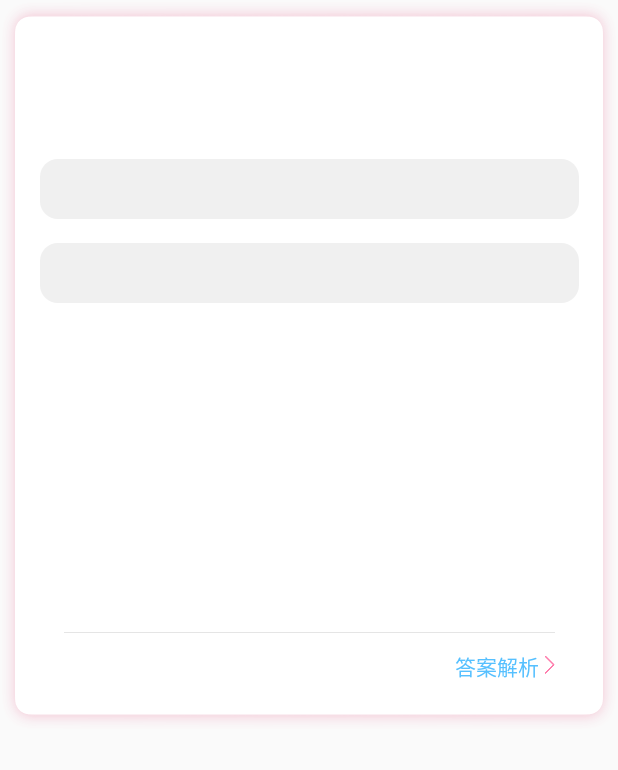
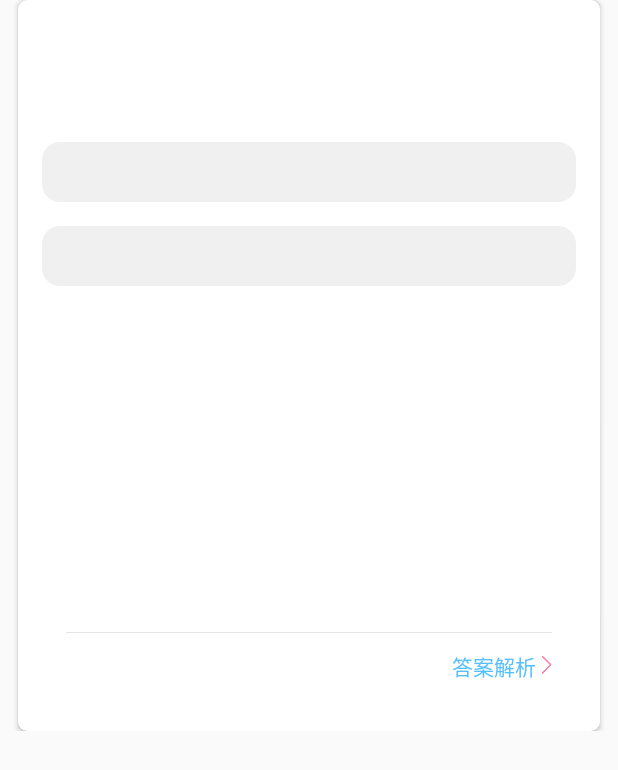
Before and after one commit to Holsen-Bakey/httpTest, an Android app: the fragment CardFragment shown on its own in the app's theme, on a phone screen of 412 x 824 dp. Shown: the top 770 px of the screen. Run offline under Robolectric (Android 15) with nearby library versions, the phone set to English and light mode, and no system bars; 2 statements that could not run were skipped.

Commit message:
fix issue

```diff
--- a/app/build.gradle
+++ b/app/build.gradle
@@ -48,6 +48,7 @@ android {
 dependencies {
     compile fileTree(include: ['*.jar'], exclude: ['org.simalliance.openmobileapi.jar'], dir: 'libs')
     compile 'com.android.support:support-v4:23.1.1'
+    compile 'com.android.support:cardview-v7:21.0.+'
     compile 'com.squareup.okhttp3:okhttp:3.3.1'
     compile 'com.squareup.okhttp3:okhttp-ws:3.3.1'
     compile 'com.alibaba:fastjson:1.1.55.android'
--- a/app/src/main/java/com/pic/optimize/http/api/ApiUtil.java
+++ b/app/src/main/java/com/pic/optimize/http/api/ApiUtil.java
@@ -124,7 +124,7 @@ public abstract class ApiUtil {
     }
 
     public boolean isSuccess() {
-        return ("0".equals(mStatus)) || ("200".equals(mStatus));
+        return ("0".equals(mStatus)) || ("200".equals(mStatus) || ("success".equals(mStatus)));
     }
 
 
--- a/app/src/main/res/color/ca_card_text_color.xml
+++ b/app/src/main/res/color/ca_card_text_color.xml
@@ -1,5 +1,5 @@
 <?xml version="1.0" encoding="utf-8"?>
 <selector xmlns:android="http://schemas.android.com/apk/res/android">
-    <item android:state_selected="true" android:color="@color/pregnancy_color_49C9C9"/>
+    <item android:state_selected="true" android:color="@color/white"/>
     <item android:color="#999999"/>
 </selector>
--- a/app/src/main/res/layout/test_item_layout.xml
+++ b/app/src/main/res/layout/test_item_layout.xml
@@ -1,16 +1,33 @@
 <?xml version="1.0" encoding="utf-8"?>
 <LinearLayout xmlns:android="http://schemas.android.com/apk/res/android"
+              xmlns:app="http://schemas.android.com/apk/res-auto"
               android:id="@+id/item_layout"
               android:layout_width="match_parent"
               android:layout_height="wrap_content"
               android:orientation="vertical"
     >
 
+    <android.support.v7.widget.CardView
+        android:id="@+id/cardview"
+        android:layout_width="match_parent"
+        android:layout_height="wrap_content"
+        android:layout_marginLeft="12dp"
+        android:layout_marginRight="12dp"
+        app:cardBackgroundColor="#FFFFFF"
+        app:cardCornerRadius="6dp"
+        app:cardElevation="2dp"
+        >
+
+        <LinearLayout
+            android:layout_width="match_parent"
+            android:layout_height="wrap_content"
+            android:orientation="vertical">
+
             <RelativeLayout
                 android:id="@+id/card_top_layout"
                 android:layout_width="match_parent"
                 android:layout_height="421dp"
-        android:background="@drawable/ca_top_background">
+                >
 
                 <RelativeLayout
                     android:id="@+id/item_data_layout"
@@ -37,10 +54,10 @@
                         android:id="@+id/first_btn_layout"
                         android:layout_width="match_parent"
                         android:layout_height="40dp"
+                        android:layout_below="@+id/card_text"
                         android:layout_marginLeft="16dp"
                         android:layout_marginTop="30dp"
                         android:layout_marginRight="16dp"
-                android:layout_below="@+id/card_text"
                         >
 
                         <TextView
@@ -57,8 +74,8 @@
                             android:layout_width="wrap_content"
                             android:layout_height="wrap_content"
                             android:layout_alignParentLeft="true"
+                            android:layout_centerVertical="true"
                             android:layout_marginLeft="11dp"
-                    android:layout_centerVertical="true"
                             android:visibility="gone"
                             />
 
@@ -88,8 +105,8 @@
                             android:layout_width="wrap_content"
                             android:layout_height="wrap_content"
                             android:layout_alignParentLeft="true"
+                            android:layout_centerVertical="true"
                             android:layout_marginLeft="11dp"
-                    android:layout_centerVertical="true"
                             android:visibility="gone"
                             />
 
@@ -107,13 +124,12 @@
                         android:visibility="gone">
 
 
-
                         <TextView
                             android:layout_width="wrap_content"
                             android:layout_height="wrap_content"
+                            android:text="提示"
                             android:textColor="@color/black"
-                    android:textSize="16sp"
-                    android:text="提示"/>
+                            android:textSize="16sp"/>
 
                         <TextView
                             android:id="@+id/tip_text"
@@ -128,14 +144,12 @@
                 </RelativeLayout>
 
 
-
             </RelativeLayout>
 
             <RelativeLayout
                 android:id="@+id/card_bottom_layout"
                 android:layout_width="match_parent"
                 android:layout_height="66dp"
-        android:background="@drawable/ca_bottom_background"
                 android:orientation="vertical"
                 >
 
@@ -153,13 +167,12 @@
                         android:layout_height="1px"
                         android:background="#E5E5E5"/>
 
-
                     <TextView
                         android:layout_width="wrap_content"
                         android:layout_height="wrap_content"
-                android:layout_toLeftOf="@+id/enter_icon"
                         android:layout_marginTop="12dp"
                         android:layout_marginRight="4dp"
+                        android:layout_toLeftOf="@+id/enter_icon"
                         android:text="答案解析"
                         android:textColor="#56C0FF"
                         android:textSize="14dp"/>
@@ -167,13 +180,15 @@
 
                     <ImageView
                         android:id="@+id/enter_icon"
-                android:layout_marginTop="16dp"
-                android:layout_alignParentRight="true"
                         android:layout_width="wrap_content"
                         android:layout_height="wrap_content"
+                        android:layout_alignParentRight="true"
+                        android:layout_marginTop="16dp"
                         android:src="@drawable/ca_img_pretest_enter"/>
 
                 </RelativeLayout>
 
             </RelativeLayout>
         </LinearLayout>
+    </android.support.v7.widget.CardView>
+</LinearLayout>
```
Lines whose indentation alone changed are shown as unchanged.
